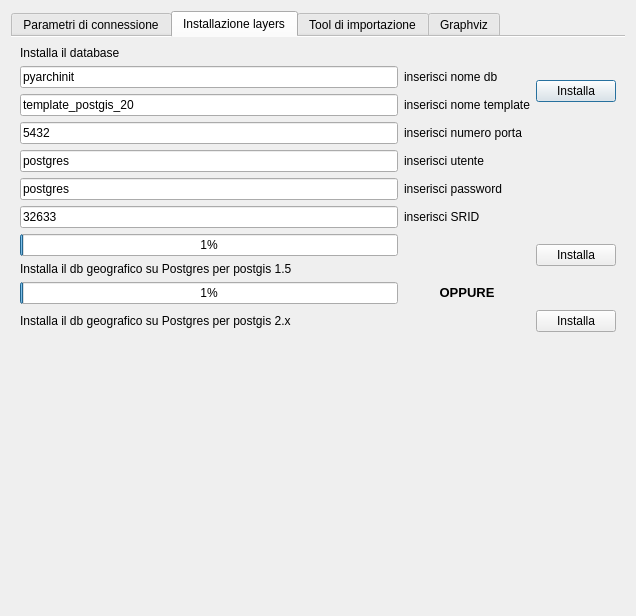
First picture: the form in gui/ui/pyarchinitConfigDialog.ui, repository pyarchinit/pyarchinit, before the edit.
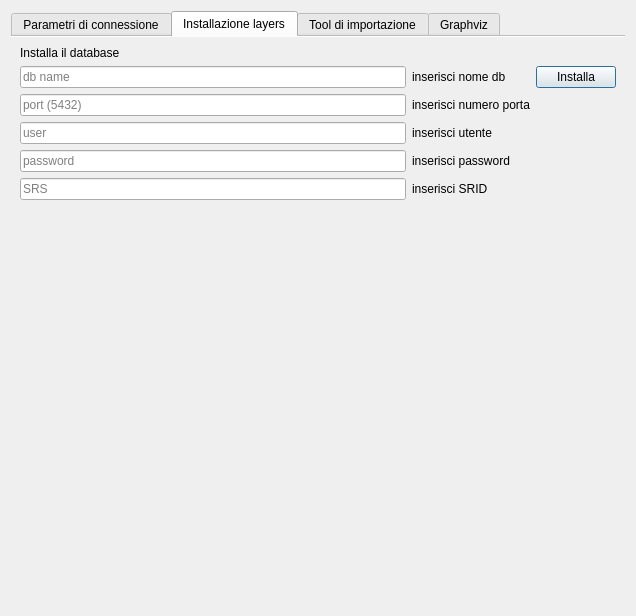
Second picture: the form after the edit. The open tabs and pages were chosen to show the change. Icons and pictures are not drawn.

Commit message: followup 7bbc37f

The edit to the form file:
```diff
--- a/gui/ui/pyarchinitConfigDialog.ui
+++ b/gui/ui/pyarchinitConfigDialog.ui
@@ -317,32 +317,6 @@
        <string>Installazione layers</string>
       </attribute>
       <layout class="QGridLayout" name="gridLayout_3">
-       <item row="9" column="0">
-        <widget class="QProgressBar" name="pyarchinit_progressBar_template">
-         <property name="value">
-          <number>1</number>
-         </property>
-         <property name="alignment">
-          <set>Qt::AlignCenter</set>
-         </property>
-         <property name="orientation">
-          <enum>Qt::Horizontal</enum>
-         </property>
-         <property name="invertedAppearance">
-          <bool>false</bool>
-         </property>
-         <property name="textDirection">
-          <enum>QProgressBar::BottomToTop</enum>
-         </property>
-        </widget>
-       </item>
-       <item row="9" column="1">
-        <widget class="QLabel" name="label_14">
-         <property name="text">
-          <string>&lt;html&gt;&lt;head/&gt;&lt;body&gt;&lt;p align=&quot;center&quot;&gt;&lt;span style=&quot; font-size:10pt; font-weight:600;&quot;&gt;OPPURE&lt;/span&gt;&lt;/p&gt;&lt;/body&gt;&lt;/html&gt;</string>
-         </property>
-        </widget>
-       </item>
        <item row="0" column="0">
         <widget class="QLabel" name="label_6">
          <property name="text">
@@ -350,13 +324,6 @@
          </property>
         </widget>
        </item>
-       <item row="8" column="0">
-        <widget class="QLabel" name="label_8">
-         <property name="text">
-          <string>Installa il db geografico su Postgres per postgis 1.5</string>
-         </property>
-        </widget>
-       </item>
        <item row="4" column="1">
         <widget class="QLabel" name="label_31">
          <property name="toolTip">
@@ -380,38 +347,33 @@
        <item row="4" column="0">
         <widget class="QLineEdit" name="lineEdit_db_user">
          <property name="text">
-          <string>postgres</string>
+          <string/>
+         </property>
+         <property name="placeholderText">
+          <string>user</string>
          </property>
         </widget>
        </item>
        <item row="5" column="0">
         <widget class="QLineEdit" name="lineEdit_db_passwd">
          <property name="text">
-          <string>postgres</string>
+          <string/>
          </property>
-        </widget>
-       </item>
-       <item row="2" column="0">
-        <widget class="QLineEdit" name="lineEdit_template_postgis">
-         <property name="text">
-          <string>template_postgis_20</string>
+         <property name="echoMode">
+          <enum>QLineEdit::Password</enum>
          </property>
-        </widget>
-       </item>
-       <item row="2" column="1">
-        <widget class="QLabel" name="label_13">
-         <property name="toolTip">
-          <string>&lt;html&gt;&lt;head/&gt;&lt;body&gt;&lt;p&gt;qui devi inserire il nome del template che vuoi usare. Ricorda di usare il template specifico a seconda di quale postgis usi&lt;/p&gt;&lt;/body&gt;&lt;/html&gt;</string>
-         </property>
-         <property name="text">
-          <string>inserisci nome template</string>
+         <property name="placeholderText">
+          <string>password</string>
          </property>
         </widget>
        </item>
        <item row="3" column="0">
         <widget class="QLineEdit" name="lineEdit_port_db">
          <property name="text">
-          <string>5432</string>
+          <string/>
+         </property>
+         <property name="placeholderText">
+          <string>port (5432)</string>
          </property>
         </widget>
        </item>
@@ -425,16 +387,6 @@
          </property>
         </widget>
        </item>
-       <item row="1" column="2" rowspan="2">
-        <widget class="QPushButton" name="pushButton_crea_database">
-         <property name="enabled">
-          <bool>true</bool>
-         </property>
-         <property name="text">
-          <string>Installa</string>
-         </property>
-        </widget>
-       </item>
        <item row="5" column="1">
         <widget class="QLabel" name="label_32">
          <property name="toolTip">
@@ -451,7 +403,7 @@
           <set>Qt::ImhNone</set>
          </property>
          <property name="text">
-          <string>pyarchinit</string>
+          <string/>
          </property>
          <property name="dragEnabled">
           <bool>false</bool>
@@ -459,29 +411,18 @@
          <property name="readOnly">
           <bool>false</bool>
          </property>
-        </widget>
-       </item>
-       <item row="10" column="0">
-        <widget class="QLabel" name="label_9">
-         <property name="text">
-          <string>Installa il db geografico su Postgres per postgis 2.x</string>
-         </property>
-        </widget>
-       </item>
-       <item row="10" column="2">
-        <widget class="QPushButton" name="pushButton_crea_layer_2">
-         <property name="enabled">
-          <bool>true</bool>
-         </property>
-         <property name="text">
-          <string>Installa</string>
+         <property name="placeholderText">
+          <string>db name</string>
          </property>
         </widget>
        </item>
        <item row="6" column="0">
         <widget class="QLineEdit" name="lineEdit_db_srid">
          <property name="text">
-          <string>32633</string>
+          <string/>
+         </property>
+         <property name="placeholderText">
+          <string>SRS</string>
          </property>
         </widget>
        </item>
@@ -495,36 +436,17 @@
          </property>
         </widget>
        </item>
+       <item row="1" column="2">
+        <widget class="QPushButton" name="pushButton_crea_database">
+         <property name="enabled">
+          <bool>true</bool>
+         </property>
+         <property name="text">
+          <string>Installa</string>
+         </property>
+        </widget>
+       </item>
        <item row="7" column="0">
-        <widget class="QProgressBar" name="pyarchinit_progressBar_db">
-         <property name="value">
-          <number>1</number>
-         </property>
-         <property name="alignment">
-          <set>Qt::AlignCenter</set>
-         </property>
-         <property name="orientation">
-          <enum>Qt::Horizontal</enum>
-         </property>
-         <property name="invertedAppearance">
-          <bool>false</bool>
-         </property>
-         <property name="textDirection">
-          <enum>QProgressBar::BottomToTop</enum>
-         </property>
-        </widget>
-       </item>
-       <item row="7" column="2" rowspan="2">
-        <widget class="QPushButton" name="pushButton_crea_layer">
-         <property name="enabled">
-          <bool>true</bool>
-         </property>
-         <property name="text">
-          <string>Installa</string>
-         </property>
-        </widget>
-       </item>
-       <item row="11" column="0">
         <spacer name="verticalSpacer_2">
          <property name="orientation">
           <enum>Qt::Vertical</enum>
```
